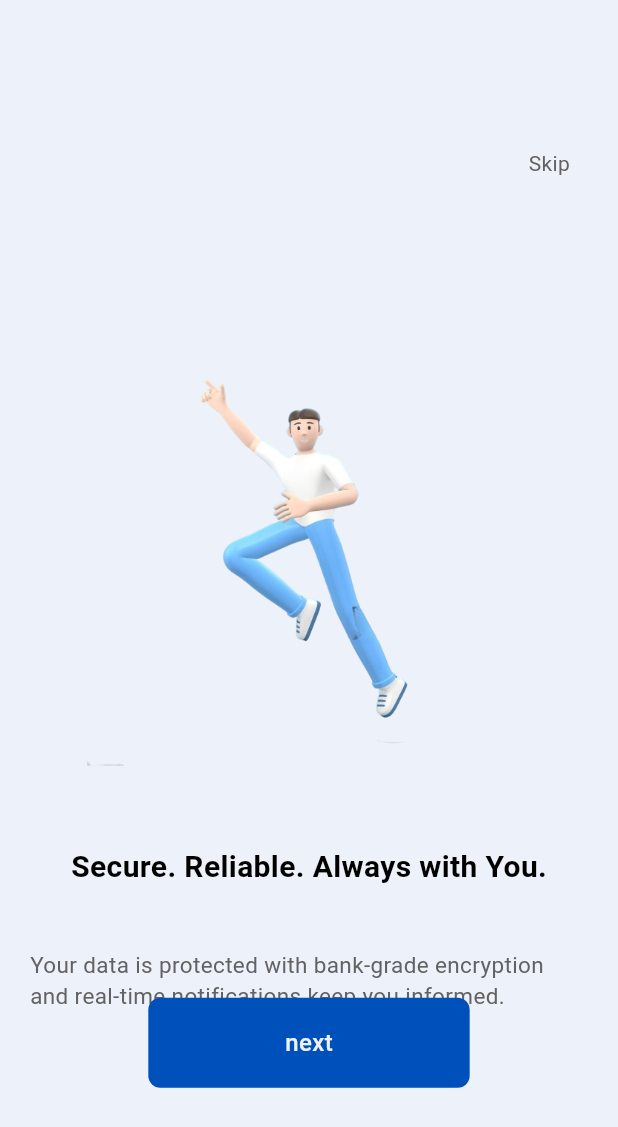
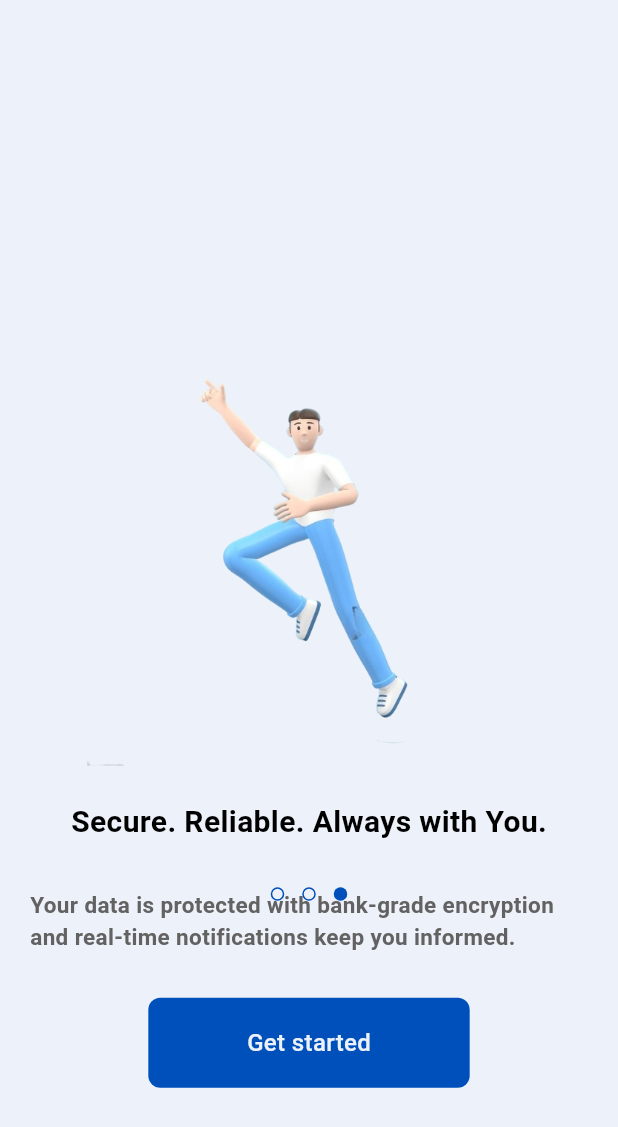
Before and after one commit to Chaouki-BM/Bank-Credit, a Flutter app: the screen it shows after launch, swiped to page 3, on a phone screen of 412 x 824 dp. Shown: the top 1127 px of the screen. Run offline on Flutter 3.47's test engine with Material 3 defaults, Android fonts, the phone set to English and light mode, and no system bars; drawn by our look-alikes of dots_indicator; our stand-ins replace flutter_svg; Roboto replaces fonts that are missing (Poppins).

Commit message:
add on boarding logic

```diff
--- a/lib/core/utils/widgets/custom_buttons.dart
+++ b/lib/core/utils/widgets/custom_buttons.dart
@@ -2,11 +2,14 @@ import 'package:bankcredit/core/utils/size_config.dart';
 import 'package:flutter/material.dart';
 
 class CustomGeneralButtons extends StatelessWidget {
-  const CustomGeneralButtons({super.key, this.text});
+  const CustomGeneralButtons({super.key, this.text, this.onTap});
   final String? text;
+  final VoidCallback? onTap;
   @override
   Widget build(BuildContext context) {
-    return Container(
+    return GestureDetector(
+      onTap: onTap,
+      child: Container(
         height: 60,
         width: SizeConfig.screenWidth,
         decoration: BoxDecoration(
@@ -23,6 +26,7 @@ class CustomGeneralButtons extends StatelessWidget {
             ),
           ),
         ),
+      ),
     );
   }
 }
--- /dev/null
+++ b/lib/features/authentication/presentation/login_view.dart
@@ -0,0 +1,11 @@
+import 'package:bankcredit/features/authentication/presentation/widgets/login_body.dart';
+import 'package:flutter/material.dart';
+
+class LoginView extends StatelessWidget {
+  const LoginView({super.key});
+
+  @override
+  Widget build(BuildContext context) {
+    return Scaffold(body: LoginBody());
+  }
+}
--- /dev/null
+++ b/lib/features/authentication/presentation/widgets/login_body.dart
@@ -0,0 +1,10 @@
+import 'package:flutter/material.dart';
+
+class LoginBody extends StatelessWidget {
+  const LoginBody({super.key});
+
+  @override
+  Widget build(BuildContext context) {
+    return Container(child: Text('Login page !'));
+  }
+}
--- a/lib/features/on boarding/presentation/on_boarding_view.dart
+++ b/lib/features/on boarding/presentation/on_boarding_view.dart
@@ -1,6 +1,6 @@
 import 'package:flutter/material.dart';
 
-import 'widget/on_boarding_body.dart';
+import 'widgets/on_boarding_body.dart';
 
 class OnBoardingView extends StatelessWidget {
   const OnBoardingView({super.key});
--- a/lib/features/on boarding/presentation/widget/on_boarding_body.dart
+++ /dev/null
@@ -1,38 +0,0 @@
-import 'package:bankcredit/core/utils/size_config.dart';
-import 'package:bankcredit/core/utils/widgets/custom_buttons.dart';
-
-import 'package:flutter/material.dart';
-
-import 'custom_page_view.dart';
-
-class OnBoardingBody extends StatelessWidget {
-  const OnBoardingBody({super.key});
-
-  @override
-  Widget build(BuildContext context) {
-    SizeConfig().init(context);
-    return Stack(
-      children: [
-        CustomPageView(),
-        Positioned(
-          top: SizeConfig.defaultsize! * 10,
-          right: 32,
-          child: Text(
-            'Skip',
-            style: TextStyle(
-              fontFamily: 'Poppins',
-              fontSize: 14,
-              color: Theme.of(context).colorScheme.onSurface,
-            ),
-          ),
-        ),
-        Positioned(
-          left: SizeConfig.defaultsize! * 10,
-          right: SizeConfig.defaultsize! * 10,
-          bottom: SizeConfig.defaultsize! * 10,
-          child: CustomGeneralButtons(text: 'next'),
-        ),
-      ],
-    );
-  }
-}
--- a/lib/features/on boarding/presentation/widget/custom_page_view.dart
+++ b/lib/features/on boarding/presentation/widgets/custom_page_view.dart
@@ -1,13 +1,14 @@
 import 'package:bankcredit/core/utils/size_config.dart';
-import 'package:bankcredit/features/on%20boarding/presentation/widget/page_view_item.dart';
+import 'package:bankcredit/features/on%20boarding/presentation/widgets/page_view_item.dart';
 import 'package:flutter/material.dart';
 
 class CustomPageView extends StatelessWidget {
-  const CustomPageView({super.key});
-
+  const CustomPageView({super.key, @required this.pageController});
+  final PageController? pageController;
   @override
   Widget build(BuildContext context) {
     return PageView(
+      controller: pageController,
       children: [
         PageViewItem(
           image: 'assets/images/onboarding2.png',
--- /dev/null
+++ b/lib/features/on boarding/presentation/widgets/on_boarding_body.dart
@@ -0,0 +1,99 @@
+import 'package:bankcredit/core/utils/size_config.dart';
+import 'package:bankcredit/core/utils/widgets/custom_buttons.dart';
+import 'package:dots_indicator/dots_indicator.dart';
+
+import 'package:flutter/material.dart';
+
+import 'custom_page_view.dart';
+
+class OnBoardingBody extends StatefulWidget {
+  const OnBoardingBody({super.key});
+
+  @override
+  State<OnBoardingBody> createState() => _OnBoardingBodyState();
+}
+
+class _OnBoardingBodyState extends State<OnBoardingBody> {
+  PageController? pageController;
+  @override
+  void initState() {
+    // TODO: implement initState
+    pageController = PageController(initialPage: 0)
+      ..addListener(() {
+        setState(() {});
+      });
+    super.initState();
+  }
+
+  @override
+  Widget build(BuildContext context) {
+    SizeConfig().init(context);
+    return Stack(
+      children: [
+        CustomPageView(pageController: pageController),
+        Positioned(
+          bottom: SizeConfig.defaultsize! * 22,
+          left: 0,
+          right: 0,
+          child: DotsIndicator(
+            dotsCount: 3,
+            position: pageController!.hasClients
+                ? pageController?.page ?? 0.0
+                : 0.0,
+            decorator: DotsDecorator(
+              color: Colors.transparent,
+              activeColor: Theme.of(context).colorScheme.primary,
+              shape: RoundedRectangleBorder(
+                borderRadius: BorderRadius.circular(8),
+                side: BorderSide(color: Theme.of(context).colorScheme.primary),
+              ),
+            ),
+          ),
+        ),
+        Visibility(
+          visible: pageController!.hasClients
+              ? (pageController?.page == 2 ? false : true)
+              : true,
+          child: Positioned(
+            top: SizeConfig.defaultsize! * 10,
+            right: 32,
+            child: InkWell(
+              onTap: () {
+                Navigator.pushNamed(context, '/login');
+              },
+              child: Text(
+                'Skip',
+                style: TextStyle(
+                  fontFamily: 'Poppins',
+                  fontSize: 14,
+                  fontWeight: FontWeight.bold,
+                  color: Theme.of(context).colorScheme.onSurface,
+                ),
+              ),
+            ),
+          ),
+        ),
+        Positioned(
+          left: SizeConfig.defaultsize! * 10,
+          right: SizeConfig.defaultsize! * 10,
+          bottom: SizeConfig.defaultsize! * 10,
+          child: CustomGeneralButtons(
+            text: pageController!.hasClients
+                ? (pageController?.page == 2 ? 'Get started' : 'next')
+                : 'next',
+            onTap: () {
+              if (pageController!.page! < 2) {
+                pageController?.nextPage(
+                  duration: Duration(milliseconds: 500),
+                  curve: Curves.easeIn,
+                );
+              } else {
+                Navigator.pushNamed(context, '/login');
+              }
+            },
+          ),
+        ),
+      ],
+    );
+  }
+}
--- a/lib/features/on boarding/presentation/widget/page_view_item.dart
+++ b/lib/features/on boarding/presentation/widgets/page_view_item.dart
@@ -16,7 +16,7 @@ class PageViewItem extends StatelessWidget {
           height: SizeConfig.defaultsize! * 30,
           child: Image.asset(image!),
         ),
-        SizedBox(height: SizeConfig.defaultsize! * 5),
+        SizedBox(height: SizeConfig.defaultsize! * 2),
         Text(
           title!,
           style: TextStyle(
@@ -26,7 +26,7 @@ class PageViewItem extends StatelessWidget {
             fontWeight: FontWeight.w600,
           ),
         ),
-        SizedBox(height: SizeConfig.defaultsize! * 2),
+        SizedBox(height: SizeConfig.defaultsize! * 1),
         Padding(
           padding: EdgeInsets.all(20),
           child: Text(
@@ -34,6 +34,7 @@ class PageViewItem extends StatelessWidget {
             style: TextStyle(
               fontFamily: 'Poppins',
               fontSize: 15,
+              fontWeight: FontWeight.bold,
               color: Theme.of(context).colorScheme.onSurface,
             ),
           ),
--- a/lib/main.dart
+++ b/lib/main.dart
@@ -1,3 +1,4 @@
+import 'package:bankcredit/features/authentication/presentation/login_view.dart';
 import 'package:bankcredit/features/on%20boarding/presentation/on_boarding_view.dart';
 import 'package:flutter/material.dart';
 
@@ -18,7 +19,10 @@ class BankCredit extends StatelessWidget {
       title: 'Bank Credit',
       theme: lightTheme,
       home: const SplashView(),
-      routes: {'/onBoarding': (context) => OnBoardingView()},
+      routes: {
+        '/onBoarding': (context) => OnBoardingView(),
+        '/login': (context) => LoginView(),
+      },
     );
   }
 }
--- a/pubspec.yaml
+++ b/pubspec.yaml
@@ -30,7 +30,8 @@ environment:
 dependencies:
   flutter:
     sdk: flutter
-
+  dots_indicator: ^4.0.1
+  flutter_svg: ^2.2.0
   # The following adds the Cupertino Icons font to your application.
   # Use with the CupertinoIcons class for iOS style icons.
   cupertino_icons: ^1.0.8
@@ -38,7 +39,7 @@ dependencies:
 dev_dependencies:
   flutter_test:
     sdk: flutter
-  flutter_svg: ^2.2.0
+
   # The "flutter_lints" package below contains a set of recommended lints to
   # encourage good coding practices. The lint set provided by the package is
   # activated in the `analysis_options.yaml` file located at the root of your
```
Also changed, not shown: pubspec.lock. Lines whose indentation alone changed are shown as unchanged.
